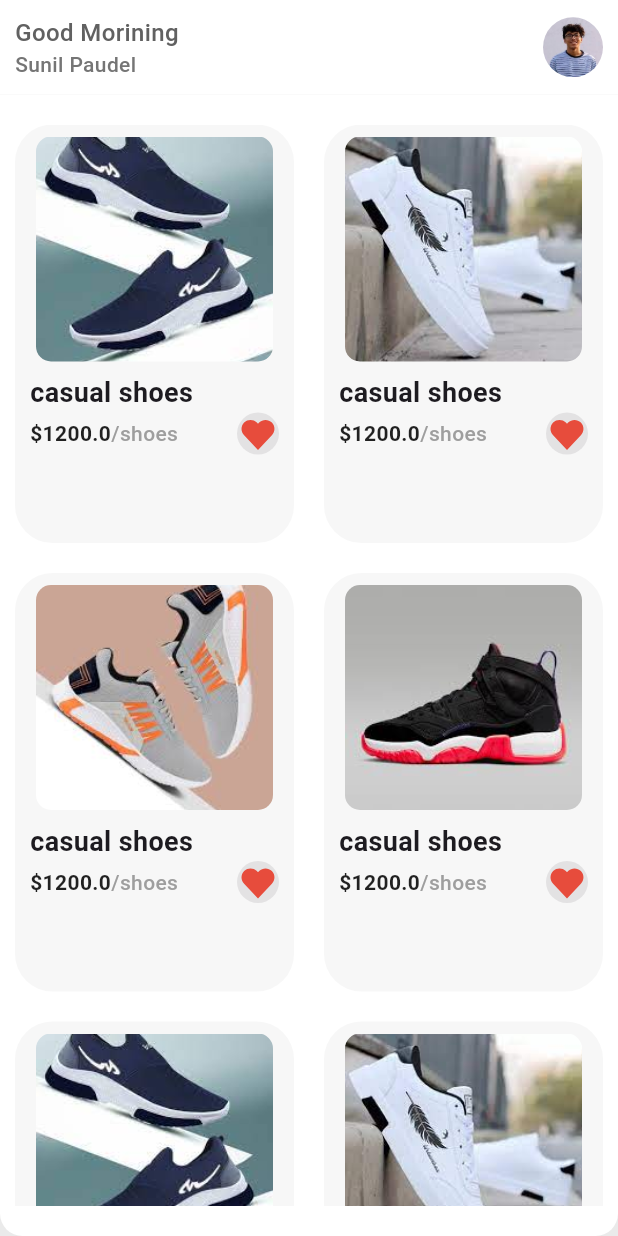
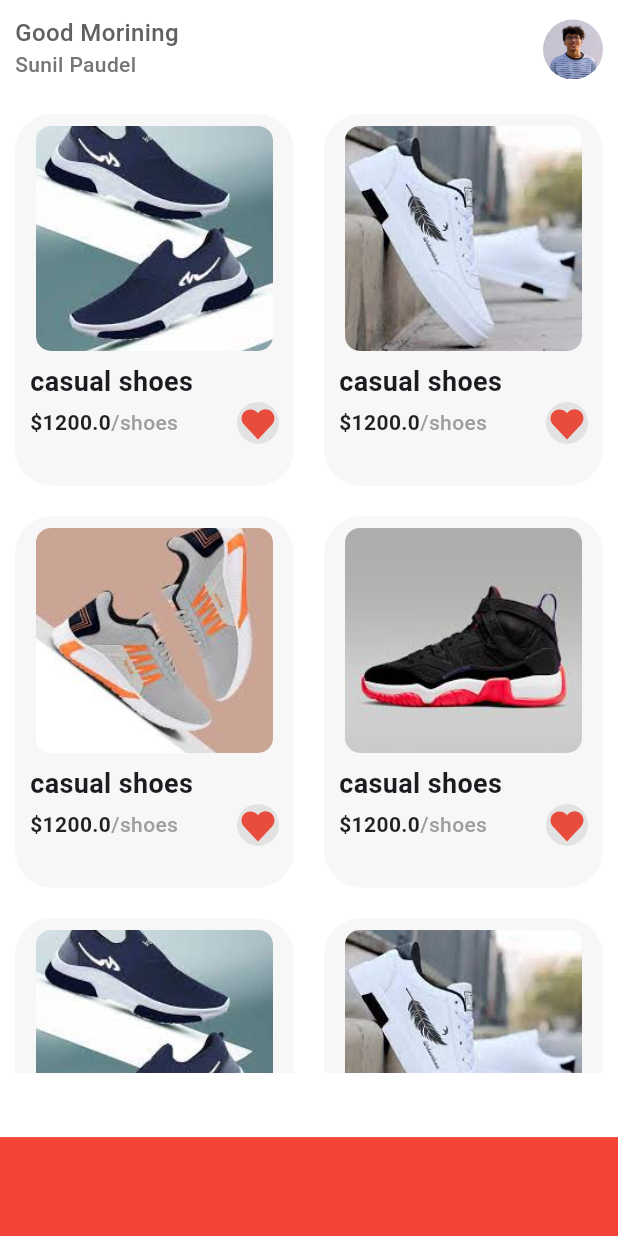
Before and after one commit to SunilPdl/flutter-animation, a Flutter app: the screen it shows after launch, on a phone screen of 412 x 824 dp. Run offline on Flutter 3.47's test engine with Material 3 defaults, Android fonts, the light colour scheme and no system bars; our stand-ins replace flutter_svg.

Commit message:
add : required files

```diff
--- a/first_animation/lib/screens/home/home_screen.dart
+++ b/first_animation/lib/screens/home/home_screen.dart
@@ -12,27 +12,33 @@ class HomeScreen extends StatelessWidget {
     return Scaffold(
       backgroundColor: Colors.white,
       body: SafeArea(
-        child: Container(
-          color: Color(0xFFEAEAEA),
-          child: Column(
+        child: SizedBox(
+          height: MediaQuery.of(context).size.height,
+          child: Stack(
             children: [
-              HomeHeader(),
-              Expanded(
+              Positioned(
+                top: 0,
+                left: 0,
+                right: 0,
+                height: MediaQuery.of(context).size.height * 0.08,
+                child: HomeHeader(),
+              ),
+              Positioned(
+                top: MediaQuery.of(context).size.height * 0.08,
+                left: 0,
+                right: 0,
                 child: Container(
+                  height: MediaQuery.of(context).size.height * 0.8,
                   padding: EdgeInsets.symmetric(
-                      horizontal: defaultPadding, vertical: defaultPadding * 2),
+                      horizontal: defaultPadding, vertical: defaultPadding),
                   decoration: BoxDecoration(
-                    borderRadius: BorderRadius.only(
-                      bottomLeft: Radius.circular(defaultPadding * 1.5),
-                      bottomRight: Radius.circular(defaultPadding * 1.5),
-                    ),
-                    color: Colors.white,
+                    borderRadius: BorderRadius.circular(defaultPadding),
                   ),
                   child: GridView.builder(
                     itemCount: products.length,
                     gridDelegate: SliverGridDelegateWithFixedCrossAxisCount(
                       crossAxisCount: 2,
-                      childAspectRatio: 2 / 3,
+                      childAspectRatio: 3 / 4,
                       mainAxisSpacing: defaultHeight,
                       crossAxisSpacing: defaultHeight,
                     ),
@@ -43,6 +49,15 @@ class HomeScreen extends StatelessWidget {
                   ),
                 ),
               ),
+              Positioned(
+                bottom: 0,
+                left: 0,
+                right: 0,
+                height: MediaQuery.of(context).size.height * 0.08,
+                child: Container(
+                  color: Colors.red,
+                ),
+              ),
             ],
           ),
         ),
```
